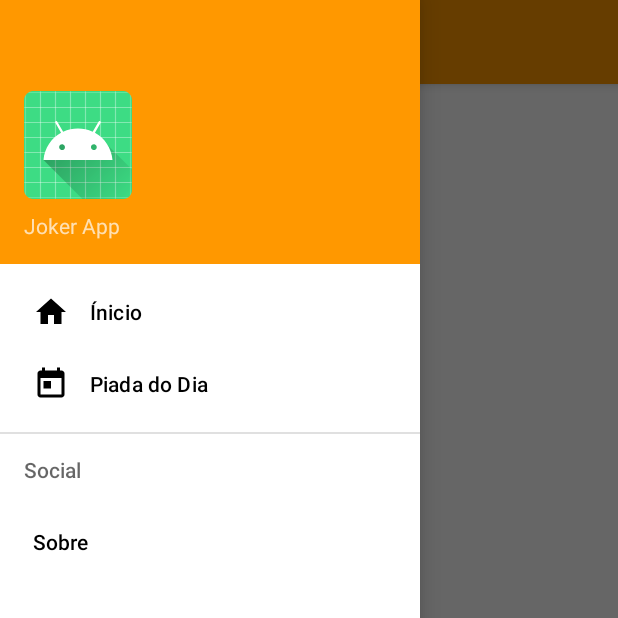
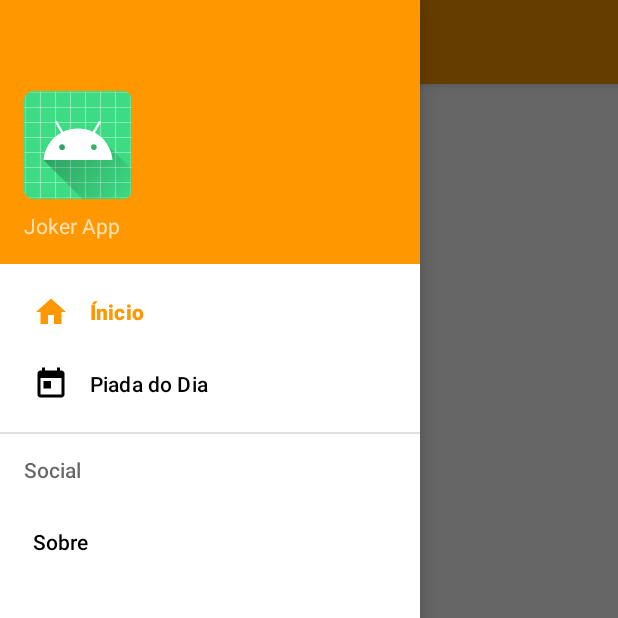
Before and after one commit to AlexSF11/joker, an Android app: the screen it shows after launch (MainActivity), with the side drawer open, on a phone screen of 412 x 824 dp, the top half of it. Run offline under Robolectric (Android 15) with nearby library versions, the phone set to English and light mode, and no system bars; our stand-ins replace navigation-ui.

Commit message:
Sincronizando Telas e Menus com Controlador

```diff
--- a/app/src/main/java/co/tiagoaguiar/tutorial/jokerappdev/MainActivity.kt
+++ b/app/src/main/java/co/tiagoaguiar/tutorial/jokerappdev/MainActivity.kt
@@ -2,10 +2,42 @@ package co.tiagoaguiar.tutorial.jokerappdev
 
 import androidx.appcompat.app.AppCompatActivity
 import android.os.Bundle
+import androidx.appcompat.widget.Toolbar
+import androidx.drawerlayout.widget.DrawerLayout
+import androidx.navigation.findNavController
+import androidx.navigation.ui.AppBarConfiguration
+import androidx.navigation.ui.navigateUp
+import androidx.navigation.ui.setupActionBarWithNavController
+import androidx.navigation.ui.setupWithNavController
+import com.google.android.material.navigation.NavigationView
 
 class MainActivity : AppCompatActivity() {
+
+  private lateinit var appBarConfiguration: AppBarConfiguration
   override fun onCreate(savedInstanceState: Bundle?) {
     super.onCreate(savedInstanceState)
     setContentView(R.layout.activity_main)
+
+    val toolbar = findViewById<Toolbar>(R.id.toolbar)
+    setSupportActionBar(toolbar)
+
+    val drawerLayout = findViewById<DrawerLayout>(R.id.drawer_layout)
+    val navView = findViewById<NavigationView>(R.id.nav_view)
+
+    val navController = findNavController(R.id.nav_host_fragment_content_main)
+
+    appBarConfiguration = AppBarConfiguration(
+      setOf(
+        R.id.nav_home, R.id.nav_joke_day, R.id.nav_about
+      ), drawerLayout
+    )
+
+    setupActionBarWithNavController(navController, appBarConfiguration)
+    navView.setupWithNavController(navController)
+  }
+
+  override fun onSupportNavigateUp(): Boolean {
+    val navController = findNavController(R.id.nav_host_fragment_content_main)
+    return navController.navigateUp(appBarConfiguration) || super.onSupportNavigateUp()
   }
 }
--- a/app/src/main/res/layout/activity_main.xml
+++ b/app/src/main/res/layout/activity_main.xml
@@ -5,6 +5,7 @@
     android:layout_width="match_parent"
     android:layout_height="match_parent"
     tools:context=".MainActivity"
+    android:id="@+id/drawer_layout"
     tools:openDrawer="start">
 
     <include
```
